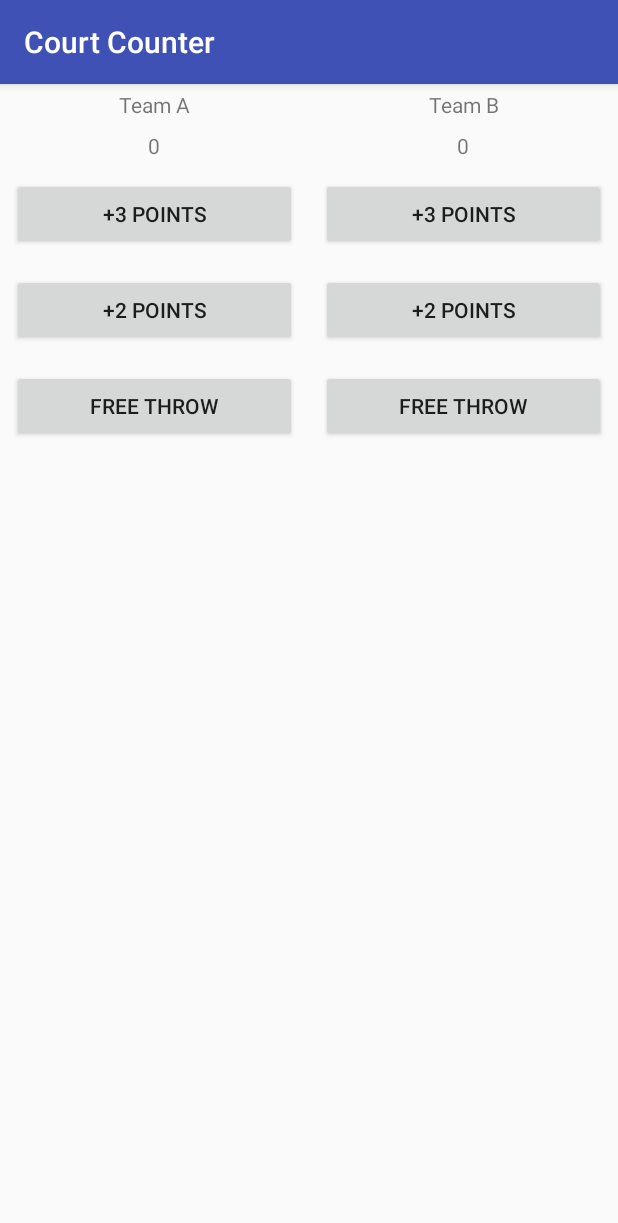
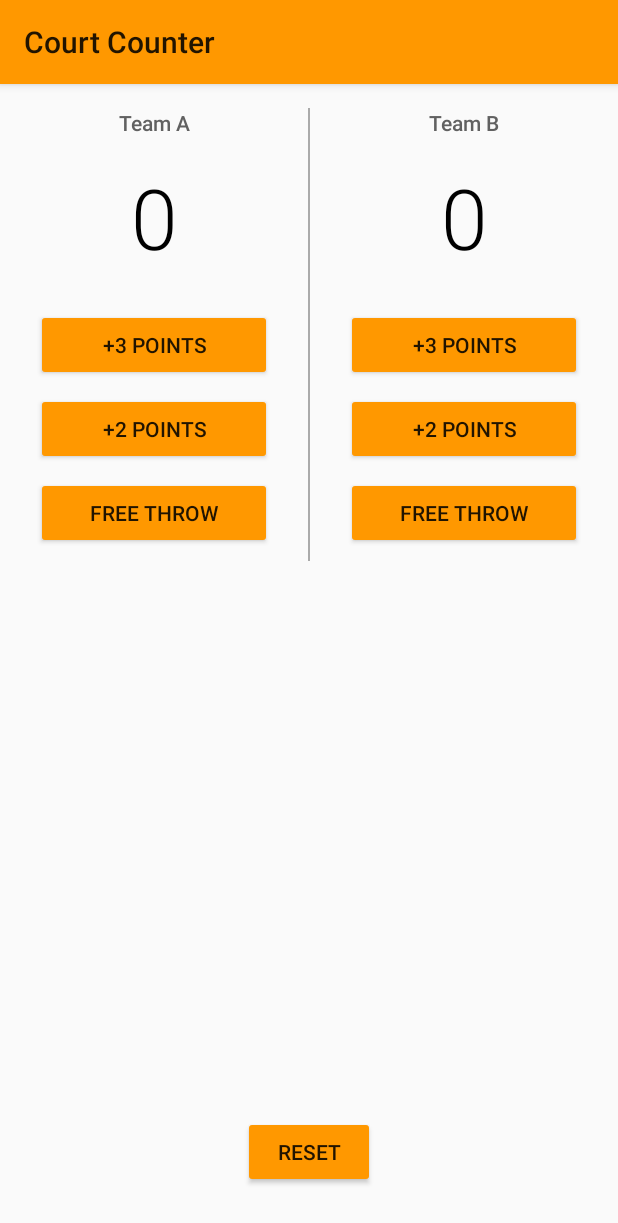
Before and after one commit to amalaugustinejose/CourtCounter, an Android app: the screen it shows after launch (MainActivity), on a phone screen of 412 x 824 dp. Shown: the top 1223 px of the screen. Run offline under Robolectric (Android 15) with nearby library versions, the phone set to English and light mode, and no system bars.

Commit message:
Final Commit, Almost done.

```diff
--- a/app/src/main/java/com/example/android/courtcounter/MainActivity.java
+++ b/app/src/main/java/com/example/android/courtcounter/MainActivity.java
@@ -48,6 +48,13 @@ public class MainActivity extends AppCompatActivity {
         displayForTeamB(scoreTeamB);
     }
 
+    public void resetScore(View view) {
+        scoreTeamA = 0;
+        scoreTeamB = 0;
+        displayForTeamA(scoreTeamA);
+        displayForTeamB(scoreTeamB);
+    }
+
     public void displayForTeamA(int score) {
         TextView scoreView = (TextView) findViewById(R.id.team_a_score);
         scoreView.setText(String.valueOf(score));
--- a/app/src/main/res/layout/activity_main.xml
+++ b/app/src/main/res/layout/activity_main.xml
@@ -1,11 +1,22 @@
 <?xml version="1.0" encoding="utf-8"?>
-<LinearLayout xmlns:android="http://schemas.android.com/apk/res/android"
+<RelativeLayout xmlns:android="http://schemas.android.com/apk/res/android"
     xmlns:tools="http://schemas.android.com/tools"
     android:id="@+id/activity_main"
     android:layout_width="match_parent"
     android:layout_height="match_parent"
-    android:orientation="horizontal"
+    android:orientation="vertical"
     tools:context="com.example.android.courtcounter.MainActivity">
+
+    <LinearLayout
+        android:id="@+id/childLayout"
+        android:layout_width="match_parent"
+        android:layout_height="wrap_content"
+        android:orientation="horizontal">
+
+        <LinearLayout
+            android:layout_width="match_parent"
+            android:layout_height="wrap_content"
+            android:layout_marginTop="16dp">
 
             <LinearLayout
                 android:layout_width="wrap_content"
@@ -17,41 +28,56 @@
                 <TextView
                     android:layout_width="match_parent"
                     android:layout_height="wrap_content"
+                    android:fontFamily="sans-serif-medium"
                     android:gravity="center_horizontal"
-            android:padding="4dp"
-            android:text="Team A" />
+                    android:text="@string/team_A"
+                    android:textColor="#616161"
+                    android:textSize="14sp" />
 
                 <TextView
                     android:id="@+id/team_a_score"
                     android:layout_width="match_parent"
                     android:layout_height="wrap_content"
+                    android:layout_marginBottom="24dp"
+                    android:layout_marginTop="16dp"
+                    android:fontFamily="sans-serif-light"
                     android:gravity="center_horizontal"
-            android:padding="4dp"
-            android:text="" />
+                    android:text=""
+                    android:textColor="#000000"
+                    android:textSize="56sp" />
 
                 <Button
                     android:layout_width="match_parent"
                     android:layout_height="wrap_content"
-            android:layout_margin="8dp"
+                    android:layout_marginBottom="8dp"
+                    android:layout_marginLeft="24dp"
+                    android:layout_marginRight="24dp"
                     android:onClick="addThreeForTeamA"
-            android:text="+3 POINTS"
-            android:textAlignment="center" />
+                    android:text="@string/plus_3_points" />
 
                 <Button
                     android:layout_width="match_parent"
                     android:layout_height="wrap_content"
-            android:layout_margin="8dp"
+                    android:layout_marginBottom="8dp"
+                    android:layout_marginLeft="24dp"
+                    android:layout_marginRight="24dp"
                     android:onClick="addTwoForTeamA"
-            android:text="+2 POINTS" />
+                    android:text="@string/plus_2_points" />
 
                 <Button
                     android:layout_width="match_parent"
                     android:layout_height="wrap_content"
-            android:layout_margin="8dp"
+                    android:layout_marginBottom="8dp"
+                    android:layout_marginLeft="24dp"
+                    android:layout_marginRight="24dp"
                     android:onClick="addOneForTeamA"
-            android:text="FREE THROW" />
+                    android:text="@string/free_throw" />
+            </LinearLayout>
 
-    </LinearLayout>
+            <View
+                android:layout_width="1dp"
+                android:layout_height="match_parent"
+                android:background="@android:color/darker_gray" />
 
             <LinearLayout
                 android:layout_width="wrap_content"
@@ -62,38 +88,61 @@
                 <TextView
                     android:layout_width="match_parent"
                     android:layout_height="wrap_content"
+                    android:fontFamily="sans-serif-medium"
                     android:gravity="center_horizontal"
-            android:padding="4dp"
-            android:text="Team B" />
+                    android:text="@string/team_B"
+                    android:textColor="#616161"
+                    android:textSize="14sp" />
 
                 <TextView
                     android:id="@+id/team_b_score"
                     android:layout_width="match_parent"
                     android:layout_height="wrap_content"
+                    android:layout_marginBottom="24dp"
+                    android:layout_marginTop="16dp"
+                    android:fontFamily="sans-serif-light"
                     android:gravity="center_horizontal"
-            android:padding="4dp"
-            android:text="" />
+                    android:text=""
+                    android:textColor="#000000"
+                    android:textSize="56sp" />
 
                 <Button
                     android:layout_width="match_parent"
                     android:layout_height="wrap_content"
-            android:layout_margin="8dp"
+                    android:layout_marginBottom="8dp"
+                    android:layout_marginLeft="24dp"
+                    android:layout_marginRight="24dp"
                     android:onClick="addThreeForTeamB"
-            android:text="+3 POINTS"
-            android:textAlignment="center" />
+                    android:text="@string/plus_3_points" />
 
                 <Button
                     android:layout_width="match_parent"
                     android:layout_height="wrap_content"
-            android:layout_margin="8dp"
+                    android:layout_marginBottom="8dp"
+                    android:layout_marginLeft="24dp"
+                    android:layout_marginRight="24dp"
                     android:onClick="addTwoForTeamB"
-            android:text="+2 POINTS" />
+                    android:text="@string/plus_2_points" />
 
                 <Button
                     android:layout_width="match_parent"
                     android:layout_height="wrap_content"
-            android:layout_margin="8dp"
+                    android:layout_marginBottom="8dp"
+                    android:layout_marginLeft="24dp"
+                    android:layout_marginRight="24dp"
                     android:onClick="addOneForTeamB"
-            android:text="FREE THROW" />
+                    android:text="@string/free_throw" />
             </LinearLayout>
         </LinearLayout>
+    </LinearLayout>
+
+    <Button
+        android:layout_width="wrap_content"
+        android:layout_height="wrap_content"
+        android:layout_alignParentBottom="true"
+        android:layout_centerInParent="true"
+        android:layout_gravity="center_horizontal"
+        android:layout_marginBottom="32dp"
+        android:onClick="resetScore"
+        android:text="@string/reset" />
+</RelativeLayout>
--- a/app/src/main/res/values/strings.xml
+++ b/app/src/main/res/values/strings.xml
@@ -1,3 +1,9 @@
 <resources>
     <string name="app_name">Court Counter</string>
+    <string name="team_A">Team A</string>
+    <string name="team_B">Team B</string>
+    <string name="plus_3_points">+3 POINTS</string>
+    <string name="plus_2_points">+2 POINTS</string>
+    <string name="free_throw">FREE THROW</string>
+    <string name="reset">RESET</string>
 </resources>
--- a/app/src/main/res/values/styles.xml
+++ b/app/src/main/res/values/styles.xml
@@ -1,11 +1,9 @@
 <resources>
-
     <!-- Base application theme. -->
-    <style name="AppTheme" parent="Theme.AppCompat.Light.DarkActionBar">
-        <!-- Customize your theme here. -->
-        <item name="colorPrimary">@color/colorPrimary</item>
-        <item name="colorPrimaryDark">@color/colorPrimaryDark</item>
-        <item name="colorAccent">@color/colorAccent</item>
+    <style name="AppTheme" parent="Theme.AppCompat.Light">
+        <!-- Primary theme color of the app (sets background color of app bar) -->
+        <item name="colorPrimary">#FF9800</item>
+        <!-- Background color of buttons in the app -->
+        <item name="colorButtonNormal">#FF9800</item>
     </style>
-
 </resources>
```
Lines whose indentation alone changed are shown as unchanged.
